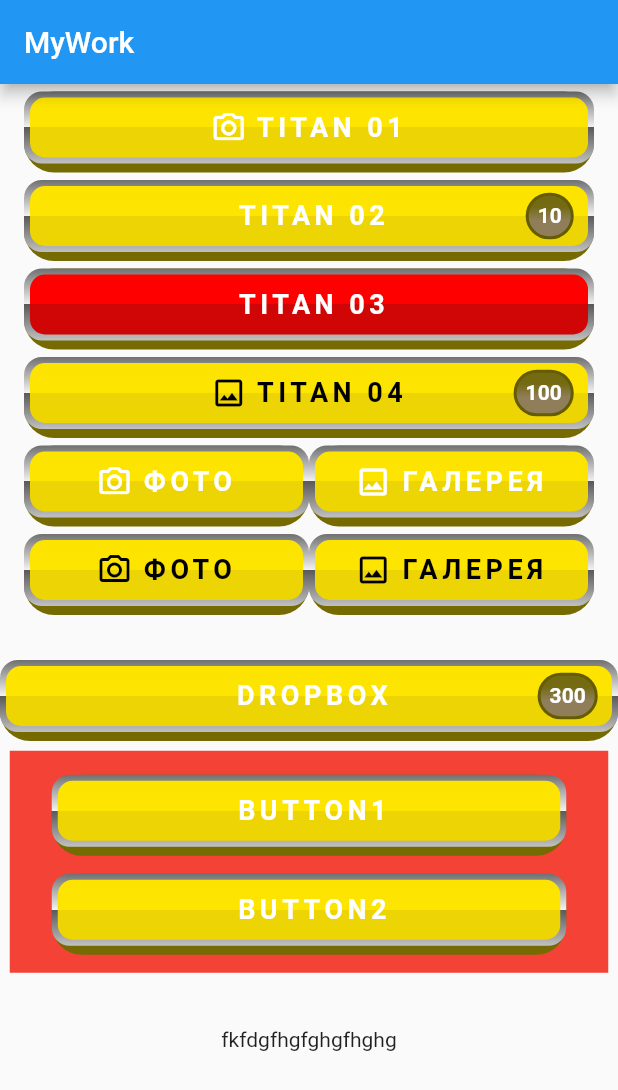
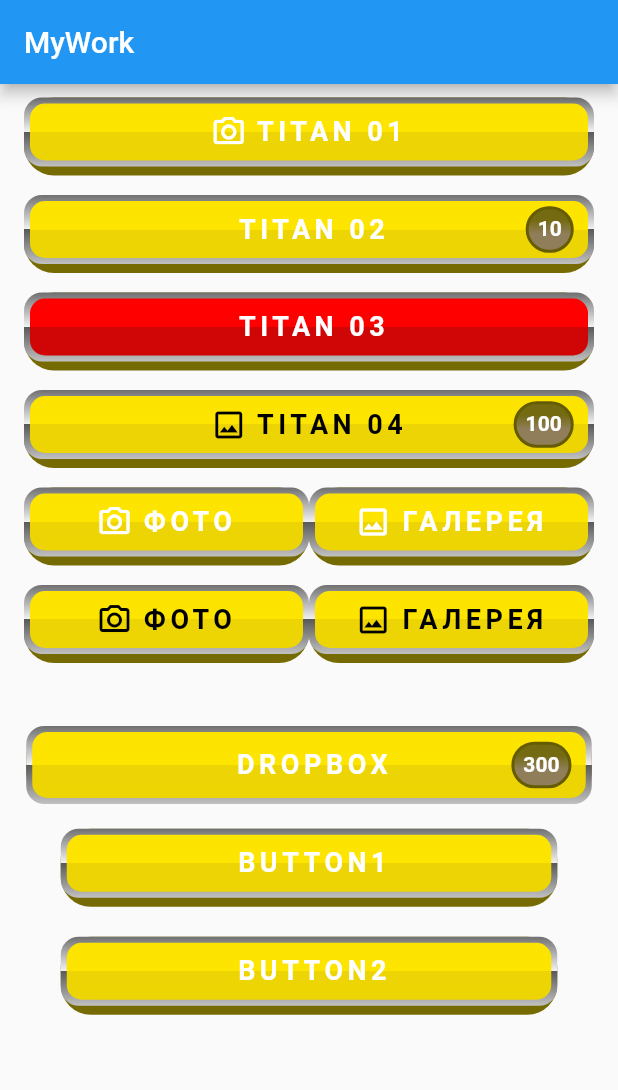
Before and after one commit to Medvedoc/gestrude_project, a Flutter app: the screen it shows after launch, after a tap on an icon or button, on a phone screen of 412 x 824 dp. Shown: the top 1090 px of the screen. Run offline on Flutter 3.47's test engine with Material 2 defaults, Android fonts, the phone set to English and light mode, and no system bars; missing offline and left inert: flutter_shine, icon_shadow; Roboto replaces fonts that are missing (Robots); statements that could not run were skipped.

Commit message:
TitanButton and TitanDropbox

```diff
--- a/lib/TitanButton.dart
+++ b/lib/TitanButton.dart
@@ -41,10 +41,13 @@ class _TitanButtonState extends State<TitanButton> {
   List<double> stops;
   Alignment begin;
   Alignment end;
-  double _height;
   String headButton;
-  int aaa;
-  double bbb;
+
+  double _heightButton;
+  EdgeInsets _margin;
+  EdgeInsets _padding;
+  int counter = 0;
+
   @override
   Widget build(BuildContext context) {
     return GestureDetector(
@@ -54,6 +57,7 @@ class _TitanButtonState extends State<TitanButton> {
             Light(intensity: widget.style.intensity, position: Point(_x, _y)),
         builder: (BuildContext context, ShineShadow shineShadow) {
           return AnimatedContainer(
+            height: widget.style.heightUp+(widget.style.heightUp-widget.style.heightDown),
             duration: Duration(seconds: 1),
             alignment: Alignment.center,
             child: GestureDetector(
@@ -63,13 +67,9 @@ class _TitanButtonState extends State<TitanButton> {
               //Тень кнопки
               child: AnimatedContainer(
                 duration: widget.style.duration[2],
-                height: _height,
-                margin: _click
-                    ? widget.style.edgeInsets[0]
-                    : widget.style.edgeInsets[1],
-                padding: _click
-                    ? widget.style.edgeInsets[2]
-                    : widget.style.edgeInsets[3],
+                height: _heightButton,
+                margin: _margin,
+                padding: _padding,
                 decoration: BoxDecoration(
                   color: widget.style.colors[6],
                   borderRadius: widget.style.radiusBorder[0],
@@ -242,17 +242,13 @@ class _TitanButtonState extends State<TitanButton> {
       begin = Alignment.topCenter;
       end = Alignment.bottomCenter;
       stops = widget.style.stopGradient[0];
-      /*colors = [
-        widget.style.colors[0],
-        widget.style.colors[1],
-        widget.style.colors[2],
-        widget.style.colors[3]
-      ];*/
 
       colors = widget.gradient == true
           ? widget.style.gradientButton[2]
           : widget.style.gradientButton[0];
-      _height = _click ? 44.0 : 54.0;
+      _heightButton = widget.style.heightUp;
+      _margin = widget.style.edgeInsets[1];
+      _padding = widget.style.edgeInsets[3];
     });
   }
 
@@ -264,44 +260,67 @@ class _TitanButtonState extends State<TitanButton> {
       _click = true;
       begin = Alignment.bottomCenter;
       end = Alignment.topCenter;
-      /* colors = [
-        widget.style.colors[3],
-        widget.style.colors[2],
-        widget.style.colors[1],
-        widget.style.colors[0]
-      ];
-      */
-
       colors = widget.gradient == true
           ? widget.style.gradientButton[3]
           : widget.style.gradientButton[1];
       stops = widget.style.stopGradient[0];
-      _height = _click ? 54.0 : 44.0;
+      _heightButton = widget.style.heightUp;
+      _margin = widget.style.edgeInsets[0];
+      _padding = widget.style.edgeInsets[2];
     });
   }
 
   void pressTap() {
     if (widget.pressTap != null) {
       widget.pressTap();
+      if (counter == 0) {
+        _click = false;
+        print(_click);
+        //pressTapDown();
+        begin = Alignment.bottomCenter;
+      end = Alignment.topCenter;
+      colors = widget.gradient == true
+          ? widget.style.gradientButton[3]
+          : widget.style.gradientButton[1];
+      stops = widget.style.stopGradient[0];
+      _heightButton = widget.style.heightUp;
+      _margin = widget.style.edgeInsets[0];
+      _padding = widget.style.edgeInsets[2];
+
+        counter += 1;
+     } else {
+        _click = true;
+        print(_click);
+        //pressTapDown();
+        begin = Alignment.topCenter;
+      end = Alignment.bottomCenter;
+      stops = widget.style.stopGradient[0];
+
+      colors = widget.gradient == true
+          ? widget.style.gradientButton[2]
+          : widget.style.gradientButton[0];
+      _heightButton = widget.style.heightUp;
+      _margin = widget.style.edgeInsets[1];
+      _padding = widget.style.edgeInsets[3];
+
+        counter -= 1;
+      }
     }
   }
 
   void initState() {
     super.initState();
+    _click = false;
     _x = widget.style.x;
     _y = widget.style.y;
     begin = Alignment.topCenter;
     end = Alignment.bottomCenter;
     stops = widget.style.stopGradient[0];
-    /*colors = [
-      widget.style.colors[0],
-      widget.style.colors[1],
-      widget.style.colors[2],
-      widget.style.colors[3]
-    ];*/
     colors = widget.gradient == true
         ? widget.style.gradientButton[2]
         : widget.style.gradientButton[0];
-    _height = 54.0;
+    _heightButton = widget.style.heightUp;
+    _margin = widget.style.edgeInsets[1];
+    _padding = widget.style.edgeInsets[3];
   }
 }
--- a/lib/TitanDropbox.dart
+++ b/lib/TitanDropbox.dart
@@ -8,16 +8,17 @@ class CustomDropboxWidget extends StatefulWidget {
   final String headDropbox;
   final int countDropbox;
   final List<TitanButton> listparams;
+  final bool gradient;
 
   CustomDropboxWidget(
-      {this.headDropbox, this.style, this.countDropbox, this.listparams});
+      {this.headDropbox, this.style, this.countDropbox, this.listparams, this.gradient});
 
   @override
   _CustomDropboxWidgetState createState() => _CustomDropboxWidgetState();
 }
 
 class _CustomDropboxWidgetState extends State<CustomDropboxWidget> {
-  bool _click = false; //Событие на клик по кнопке
+  bool _click; //Событие на клик по кнопке
   Color color;
   List<Color> colors;
   List<double> stops;
@@ -31,6 +32,7 @@ class _CustomDropboxWidgetState extends State<CustomDropboxWidget> {
   bool _visible = false; //Раскрывающийся контейнер по умолчанию скрыт
   double _height = 0.0; //Высота раскрывающегося контейнера
   Alignment alignment; //Начало раскрывания контенера
+
   @override
   Widget build(BuildContext context) {
     return GestureDetector(
@@ -38,34 +40,26 @@ class _CustomDropboxWidgetState extends State<CustomDropboxWidget> {
         children: <Widget>[
           TitanButton(
               pressTap: pressTap,
-              //pressTapDown: pressTapDown,
-              //pressTapUp: pressTapUp,
+              pressTapDown: pressTapDown,
+              pressTapUp: pressTapUp,
               headButton: widget.headDropbox,
-              count: widget.countDropbox!=null?widget.countDropbox:0,
+              count: widget.countDropbox != null ? widget.countDropbox : 0,
               style: TitanButtonStyle()),
           InkWell(
             child: AnimatedOpacity(
-              opacity: _visible ? 1.0 : 0.3,
+              opacity: _visible ? 1.0 : 0.0,
               duration: widget.style.duration[0],
               child: AnimatedContainer(
-                color: Colors.red,
                 margin: widget.style.edgeInsets[6],
                 alignment: Alignment.topCenter,
                 height: _height,
                 duration: widget.style.duration[1],
                 curve: Curves.fastOutSlowIn,
-                /*child: new ListView.builder(
-                      itemCount: 3,
-                      itemBuilder: (BuildContext ctxt, int index) {
-                        return new Text('wedwe');
-                      }),*/
-
                 child: ListView.builder(
                   padding: widget.style.edgeInsets[11],
                   itemCount: widget.listparams.length,
                   primary: false,
                   itemBuilder: (BuildContext context, int index) {
-                    //print(widget.listparams.length);
                     return Container(
                       padding: widget.style.edgeInsets[12],
                       child: widget.listparams[index],
@@ -83,7 +77,7 @@ class _CustomDropboxWidgetState extends State<CustomDropboxWidget> {
   void pressTapUp() {
     setState(() {
       // _click = false;
-      begin = Alignment.topCenter;
+      /* begin = Alignment.topCenter;
       end = Alignment.bottomCenter;
       stops = widget.style.stopGradient[0];
       colors = [
@@ -91,14 +85,14 @@ class _CustomDropboxWidgetState extends State<CustomDropboxWidget> {
         widget.style.colors[1],
         widget.style.colors[2],
         widget.style.colors[3]
-      ];
+      ];*/
     });
   }
 
   void pressTapDown() {
     setState(() {
       //_click = true;
-      begin = Alignment.bottomCenter;
+      /* begin = Alignment.bottomCenter;
       end = Alignment.topCenter;
       colors = [
         widget.style.colors[3],
@@ -106,7 +100,7 @@ class _CustomDropboxWidgetState extends State<CustomDropboxWidget> {
         widget.style.colors[1],
         widget.style.colors[0]
       ];
-      stops = widget.style.stopGradient[0];
+      stops = widget.style.stopGradient[0];*/
     });
   }
 
@@ -135,7 +129,6 @@ class _CustomDropboxWidgetState extends State<CustomDropboxWidget> {
                 .toDouble();
         _visible = !_visible;
         _paddingVertical = 0;
-
         counter += 1;
       } else {
         _click = false;
@@ -181,3 +174,39 @@ class Serb extends StatelessWidget {
     );
   }
 }
+/*void pressTap() {
+    setState(() {
+      if (counter == 0) {
+        _click = false;
+        print(_click);
+        //pressTapDown();
+        begin = Alignment.bottomCenter;
+      end = Alignment.topCenter;
+      colors = widget.gradient == true
+          ? widget.style.gradientButton[3]
+          : widget.style.gradientButton[1];
+      stops = widget.style.stopGradient[0];
+      _heightButton = widget.style.heightUp;
+      _margin = widget.style.edgeInsets[0];
+      _padding = widget.style.edgeInsets[2];
+
+        counter += 1;
+      } else {
+        _click = true;
+        print(_click);
+        //pressTapDown();
+        begin = Alignment.topCenter;
+      end = Alignment.bottomCenter;
+      stops = widget.style.stopGradient[0];
+
+      colors = widget.gradient == true
+          ? widget.style.gradientButton[2]
+          : widget.style.gradientButton[0];
+      _heightButton = widget.style.heightUp;
+      _margin = widget.style.edgeInsets[1];
+      _padding = widget.style.edgeInsets[3];
+
+        counter -= 1;
+      }
+    });
+  }*/
--- a/lib/TitanStyle.dart
+++ b/lib/TitanStyle.dart
@@ -23,10 +23,10 @@ class TitanButtonStyle {
   List<EdgeInsets> edgeInsets = [
     EdgeInsets.only(
         top: 8.0,
-        left: 2.0,
-        right: 2.0), //Отступ счетчика сверху и по-бокам при onTapDown [0]
+        left: 1.5,
+        right: 1.5), //Отступ счетчика сверху и по-бокам при onTapDown [0]
     EdgeInsets.only(top: 0.0), //Отступ счетчика сверху [1]
-    EdgeInsets.only(bottom: 2.0), //Отступ счетчика снизу при onTapDown [2]
+    EdgeInsets.only(bottom: 0.0), //Отступ счетчика снизу при onTapDown [2]
     EdgeInsets.only(bottom: 6.0), //Отступ счетчика снизу [3]
     EdgeInsets.only(right: 8.5), //Отступ счетчика справа при onTapDown [4]
     EdgeInsets.only(right: 9.5), //Отступ счетчика справа [5]
@@ -39,8 +39,7 @@ class TitanButtonStyle {
     EdgeInsets.symmetric(
         horizontal: 10.0, vertical: 7.0), //Начальная позиция счетчика <10 [9]
     EdgeInsets.all(4.0), // Отступы рамки [10]
-    EdgeInsets.symmetric(
-        vertical: 10.0, horizontal: 28.0), //Отступы внутри Dropbox [11]
+    EdgeInsets.symmetric(horizontal: 18.0), //Отступы внутри Dropbox [11]
     EdgeInsets.symmetric(
         vertical:
             6.0), //Отступы между кнопками внутри Dropbox [12] //!Не менять, т.к. значение участвует в расчете отступов раскрывающегося контейнера
@@ -73,28 +72,22 @@ class TitanButtonStyle {
 
   List<List<Color>> gradientButton = [
     [
-      Color.fromRGBO(253, 228, 0, 1), //Цвет 1 градиента кнопки [0]
-      Color.fromRGBO(254, 229, 0, 1), //Цвет 2 градиента кнопки [1]
-      Color.fromRGBO(237, 213, 5,
-          1), //Цвет 3 градиента кнопки и Цвет 1 градиента кнопки при onTapUp[2]
-      Color.fromRGBO(237, 212, 3,
-          1), //Цвет 4 градиента кнопки и Цвет 2 градиента кнопки при onTapUp [3]
+      Color.fromRGBO(253, 228, 0, 1),
+      Color.fromRGBO(254, 229, 0, 1),
+      Color.fromRGBO(237, 213, 5, 1),
+      Color.fromRGBO(237, 212, 3, 1),
     ],
     [
-      Color.fromRGBO(237, 212, 3,
-          1), //Цвет 4 градиента кнопки и Цвет 2 градиента кнопки при onTapUp [3]
-      Color.fromRGBO(237, 213, 5,
-          1), //Цвет 3 градиента кнопки и Цвет 1 градиента кнопки при onTapUp[2]
-      Color.fromRGBO(254, 229, 0, 1), //Цвет 2 градиента кнопки [1]
-      Color.fromRGBO(253, 228, 0, 1), //Цвет 1 градиента кнопки [0]
+      Color.fromRGBO(237, 212, 3, 1),
+      Color.fromRGBO(237, 213, 5, 1),
+      Color.fromRGBO(254, 229, 0, 1),
+      Color.fromRGBO(253, 228, 0, 1),
     ],
     [
-      Color.fromRGBO(255, 0, 0,
-          1), //Цвет 4 градиента кнопки и Цвет 2 градиента кнопки при onTapUp [3]
-      Color.fromRGBO(255, 0, 0,
-          1), //Цвет 3 градиента кнопки и Цвет 1 градиента кнопки при onTapUp[2]
-      Color.fromRGBO(208, 5, 5, 1), //Цвет 2 градиента кнопки [1]
-      Color.fromRGBO(208, 5, 5, 1), //Цвет 1 градиента кнопки [0]
+      Color.fromRGBO(255, 0, 0, 1),
+      Color.fromRGBO(255, 0, 0, 1),
+      Color.fromRGBO(208, 5, 5, 1),
+      Color.fromRGBO(208, 5, 5, 1),
     ],
     [
       Color.fromRGBO(209, 0, 0, 1),
--- a/lib/main.dart
+++ b/lib/main.dart
@@ -21,14 +21,13 @@ class _MyAppState extends State<MyApp> {
         ),
         body: Center(
           child: Container(
+            width: 380.0,
             child: Column(
               children: <Widget>[
                 TitanButtonWidget(),
                 //TitanDropboxWidget(),
                 SizedBox(height: 30.0),
                 TitanDropboxWidgetWork(),
-                SizedBox(height: 30.0),
-                Text('fkfdgfhgfghgfhghg')
               ],
             ),
           ),
@@ -50,7 +49,6 @@ class TitanButtonWidget extends StatelessWidget {
     titanButtonStandart.showShadow = false;
 
     return Container(
-      width: 380.0,
       child: Column(
         children: <Widget>[
           SizedBox(height: 5.0),
@@ -61,13 +59,13 @@ class TitanButtonWidget extends StatelessWidget {
               style: TitanButtonStyle()),
           SizedBox(height: 5.0),
           TitanButton(
-              headButton: "Titan 02",
-              count: 10,
-              style: TitanButtonStyle()),
+              headButton: "Titan 02", count: 10, style: TitanButtonStyle()),
           SizedBox(height: 5.0),
           TitanButton(
-            gradient: true,
-              headButton: "Titan 03", count: 0, style: TitanButtonStyle()),
+              gradient: true,
+              headButton: "Titan 03",
+              count: 0,
+              style: TitanButtonStyle()),
           SizedBox(height: 5.0),
           TitanButton(
               icon: Icons.image_outlined,
```
